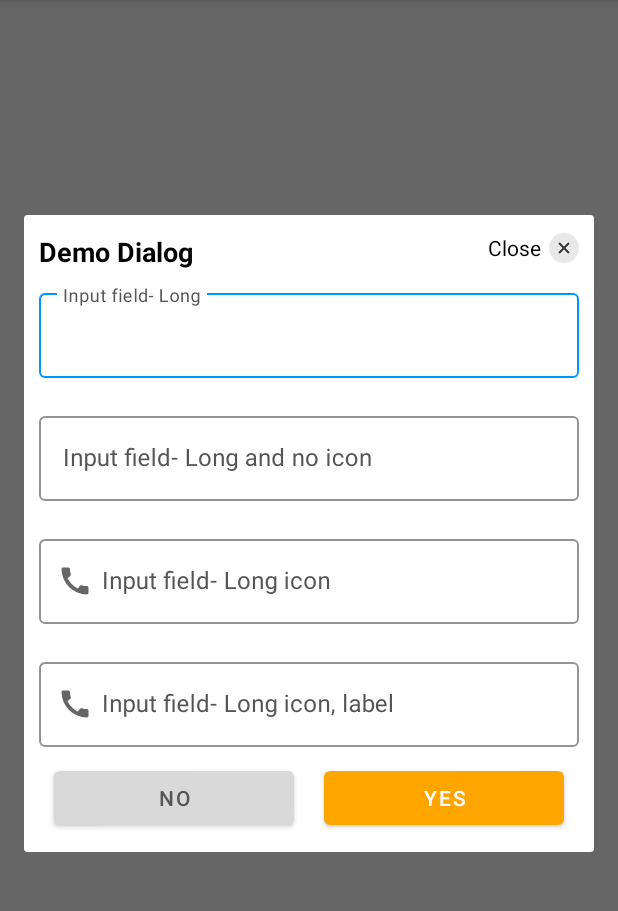
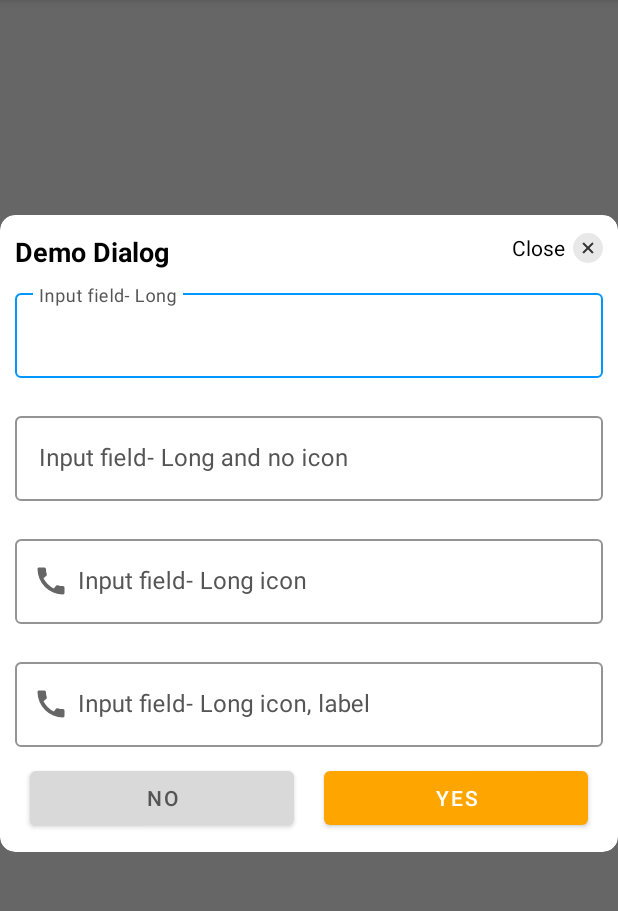
Before and after one commit to jasi341/MyApplicationDialog, an Android app: the screen it shows after launch (MainActivity), after a tap on "CUSTOM DIALOG", on a phone screen of 412 x 824 dp, the part 84-995 px from its top. Run offline under Robolectric (Android 15) with nearby library versions, the phone set to English and light mode, and no system bars.

Commit message:
Rounded corners added

```diff
--- a/Dialog/src/main/java/com/jasmeet/dialog/CarnotDialog.kt
+++ b/Dialog/src/main/java/com/jasmeet/dialog/CarnotDialog.kt
@@ -8,6 +8,7 @@ import android.view.ViewGroup
 import android.widget.Button
 import android.widget.RelativeLayout
 import android.widget.TextView
+import android.widget.Toast
 
 
 class CarnotDialog(
@@ -63,14 +64,16 @@ class CarnotDialog(
         val close = dialog.findViewById<TextView>(R.id.closeButton)
 
         close.setOnClickListener {
+            Toast.makeText(context,"Close Button Pressed",Toast.LENGTH_SHORT).show()
             dismissDialog(dialog)
         }
 
         dialog.setCanceledOnTouchOutside(false)
+        dialog.window?.setBackgroundDrawableResource(R.drawable.dialog_rounded_background)
 
     }
 
-     fun dismissDialog(dialog: Dialog) {
+     private fun dismissDialog(dialog: Dialog) {
         dialog.dismiss()
 
     }
--- /dev/null
+++ b/Dialog/src/main/res/drawable/dialog_rounded_background.xml
@@ -0,0 +1,12 @@
+<?xml version="1.0" encoding="utf-8"?>
+<layer-list xmlns:android="http://schemas.android.com/apk/res/android" >
+    <item>
+        <shape android:shape="rectangle" android:padding="10dp">
+            <solid
+                android:color="#ffffff"/>
+            <corners
+                android:radius="10dp" />
+        </shape>
+    </item>
+
+</layer-list>
--- a/Dialog/src/main/res/layout/carnot_dialog.xml
+++ b/Dialog/src/main/res/layout/carnot_dialog.xml
@@ -4,7 +4,6 @@
     android:layout_width="match_parent"
     android:layout_height="wrap_content"
     xmlns:app="http://schemas.android.com/apk/res-auto"
-    style="@style/Widget.MaterialComponents.CardView"
     android:orientation="vertical"
     android:layout_marginTop = "12dp"
     android:layout_marginBottom="12dp"
--- a/app/src/main/java/com/jasmeet/myapplication/MainActivity.kt
+++ b/app/src/main/java/com/jasmeet/myapplication/MainActivity.kt
@@ -25,8 +25,10 @@ class MainActivity : AppCompatActivity() {
 
             var dialog = CarnotDialog(this, R.layout.demo_nba, "Demo Dialog", "Yes",
                 { _, _ ->
-                    Toast.makeText(this, "Yes", Toast.LENGTH_SHORT).show()
+                    Toast.makeText(this, "Yes Button Pressed", Toast.LENGTH_SHORT).show()
                 }, "No", { dialog, _ ->
+                    //Toast
+                    Toast.makeText(this, "No Button pressed", Toast.LENGTH_SHORT).show()
                     dialog.dismiss()
                 })
         }
```
Also changed, not shown: Dialog/src/main/res/drawable/back.xml (deleted, +0 -14 lines).
